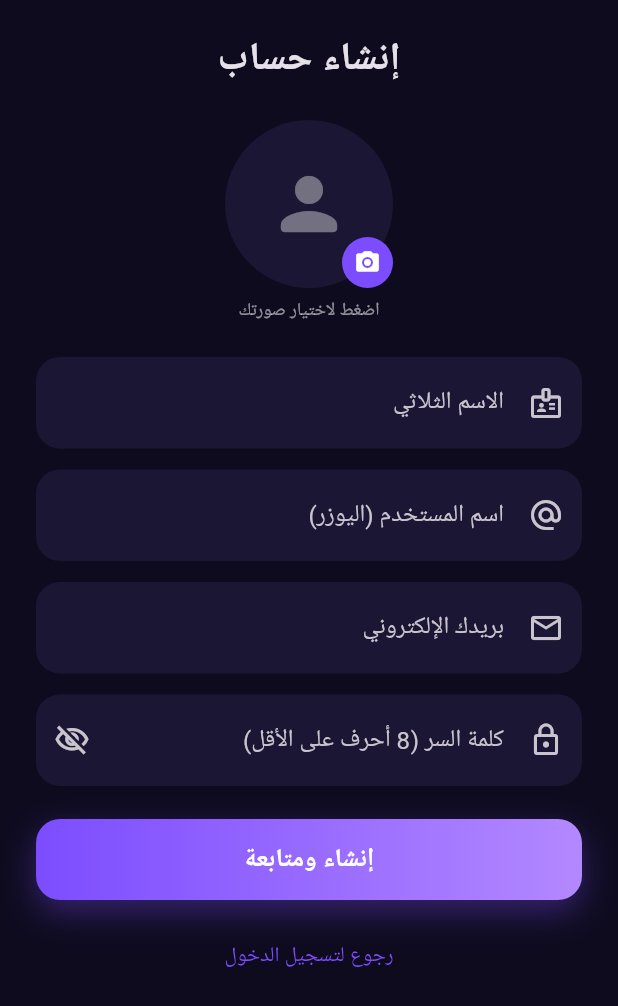
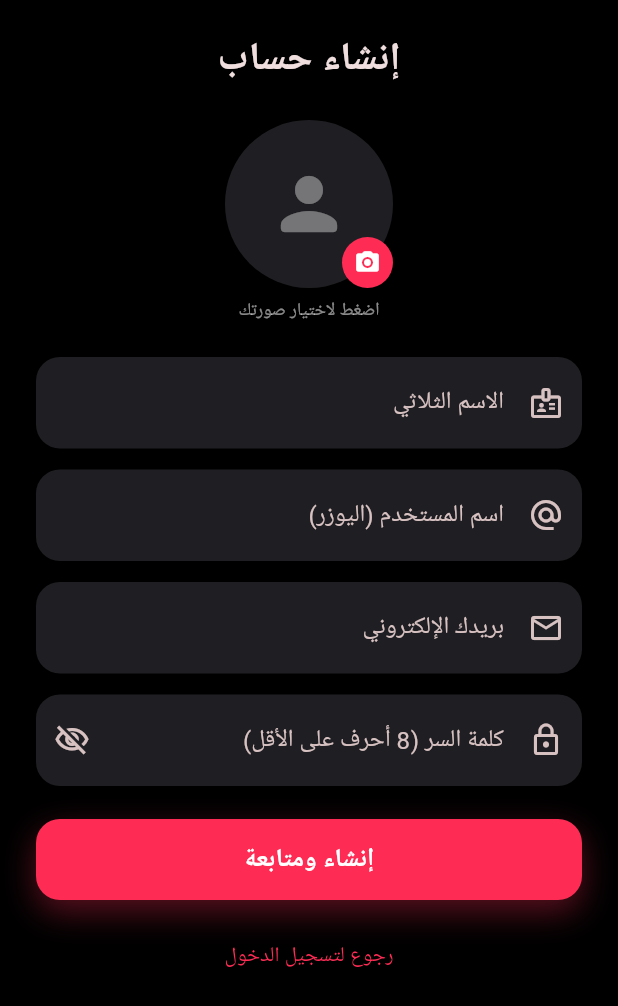
Before and after one commit to karrarkoqw4v-ux/-, a Flutter app: the screen it shows after launch, after a tap on "إنشاء حساب", on a phone screen of 412 x 824 dp. Shown: the top 1006 px of the screen. Run offline on Flutter 3.47's test engine with Material 3 defaults, Android fonts, the phone set to English and light mode, and no system bars; our stand-ins replace image_cropper, image_picker, shared_preferences, video_player; network calls fail.

Commit message:
Switch to TikTok palette and system font
Co-Authored-By: Claude Sonnet 5.5 <noreply@anthropic.com>
Claude-Session: https://claude.ai/code/session_01N6c9u912eeEXPPBNT32Pm8

```diff
--- a/app/lib/login_screen.dart
+++ b/app/lib/login_screen.dart
@@ -71,7 +71,7 @@ class _LoginScreenState extends State<LoginScreen> {
                       child: const Text('نسيت كلمة السر؟'),
                     ),
                   ),
-                  if (_error != null) Padding(padding: const EdgeInsets.only(bottom: 10), child: Text(_error!, style: const TextStyle(color: Color(0xFFFF5C7A)))),
+                  if (_error != null) Padding(padding: const EdgeInsets.only(bottom: 10), child: Text(_error!, style: const TextStyle(color: Color(0xFFFFB84D)))),
                   GradientButton(text: 'دخول ومتابعة', loading: _loading, onPressed: _submit),
                   const SizedBox(height: 22),
                   Row(mainAxisAlignment: MainAxisAlignment.center, children: [
--- a/app/lib/register_screen.dart
+++ b/app/lib/register_screen.dart
@@ -126,7 +126,7 @@ class _RegisterScreenState extends State<RegisterScreen> {
                     helperStyle: const TextStyle(color: Colors.greenAccent),
                     suffixIcon: _checking
                         ? const Padding(padding: EdgeInsets.all(14), child: SizedBox(width: 18, height: 18, child: CircularProgressIndicator(strokeWidth: 2)))
-                        : _userOk ? const Icon(Icons.check_circle, color: Colors.greenAccent) : (_userError != null ? const Icon(Icons.cancel, color: Color(0xFFFF5C7A)) : null),
+                        : _userOk ? const Icon(Icons.check_circle, color: Colors.greenAccent) : (_userError != null ? const Icon(Icons.cancel, color: Color(0xFFFFB84D)) : null),
                   ),
                   validator: (v) => (v ?? '').trim().isEmpty ? 'اكتب اسم المستخدم' : null,
                 ),
@@ -151,7 +151,7 @@ class _RegisterScreenState extends State<RegisterScreen> {
                   validator: (v) => (v ?? '').length >= 8 ? null : 'كلمة السر 8 أحرف على الأقل',
                 ),
                 const SizedBox(height: 22),
-                if (_serverError != null) Padding(padding: const EdgeInsets.only(bottom: 10), child: Text(_serverError!, style: const TextStyle(color: Color(0xFFFF5C7A)))),
+                if (_serverError != null) Padding(padding: const EdgeInsets.only(bottom: 10), child: Text(_serverError!, style: const TextStyle(color: Color(0xFFFFB84D)))),
                 GradientButton(text: 'إنشاء ومتابعة', loading: _loading, onPressed: _submit),
                 const SizedBox(height: 14),
                 TextButton(onPressed: () => Navigator.pop(context), child: const Text('رجوع لتسجيل الدخول', style: TextStyle(color: brand))),
--- a/app/lib/theme.dart
+++ b/app/lib/theme.dart
@@ -1,11 +1,13 @@
 import 'package:flutter/material.dart';
 
-const brand = Color(0xFF7C4DFF);
-const brandDark = Color(0xFF5B2EE6);
-const bgDark = Color(0xFF0E0B1F);
-const fieldFill = Color(0xFF1A1633);
+const brand = Color(0xFFFE2C55); // أحمر تيك توك
+const cyan = Color(0xFF25F4EE); // سماوي تيك توك
+const brandDark = Color(0xFFD91E46);
+const bgDark = Color(0xFF000000);
+const fieldFill = Color(0xFF1F1F23);
 
 ThemeData buildTheme() => ThemeData(
+      // بدون fontFamily = خط النظام الأصلي (Roboto + خط العربي الافتراضي بأندرويد)
       brightness: Brightness.dark,
       useMaterial3: true,
       colorScheme: ColorScheme.fromSeed(seedColor: brand, brightness: Brightness.dark),
@@ -17,8 +19,8 @@ ThemeData buildTheme() => ThemeData(
         border: OutlineInputBorder(borderRadius: BorderRadius.circular(16), borderSide: BorderSide.none),
         enabledBorder: OutlineInputBorder(borderRadius: BorderRadius.circular(16), borderSide: BorderSide.none),
         focusedBorder: OutlineInputBorder(borderRadius: BorderRadius.circular(16), borderSide: const BorderSide(color: brand, width: 1.6)),
-        errorBorder: OutlineInputBorder(borderRadius: BorderRadius.circular(16), borderSide: const BorderSide(color: Color(0xFFFF5C7A))),
-        focusedErrorBorder: OutlineInputBorder(borderRadius: BorderRadius.circular(16), borderSide: const BorderSide(color: Color(0xFFFF5C7A), width: 1.6)),
+        errorBorder: OutlineInputBorder(borderRadius: BorderRadius.circular(16), borderSide: const BorderSide(color: Color(0xFFFFB84D))),
+        focusedErrorBorder: OutlineInputBorder(borderRadius: BorderRadius.circular(16), borderSide: const BorderSide(color: Color(0xFFFFB84D), width: 1.6)),
       ),
     );
 
@@ -33,7 +35,7 @@ class GradientButton extends StatelessWidget {
         height: 54,
         child: DecoratedBox(
           decoration: BoxDecoration(
-            gradient: const LinearGradient(colors: [brand, Color(0xFFB388FF)]),
+            gradient: const LinearGradient(colors: [brand, brand]),
             borderRadius: BorderRadius.circular(16),
             boxShadow: [BoxShadow(color: brand.withOpacity(.35), blurRadius: 18, offset: const Offset(0, 8))],
           ),
@@ -60,12 +62,21 @@ class AuthLogo extends StatelessWidget {
           width: 76,
           height: 76,
           decoration: BoxDecoration(
-            gradient: const LinearGradient(colors: [brand, Color(0xFFFF6FB5)], begin: Alignment.topRight, end: Alignment.bottomLeft),
+            color: Colors.black,
+            border: Border.all(color: Colors.white12),
             borderRadius: BorderRadius.circular(24),
           ),
-          child: const Icon(Icons.groups_rounded, size: 42, color: Colors.white),
+          child: Stack(alignment: Alignment.center, children: [
+            Transform(transform: Matrix4Translate.shift(-2.5, -2.5), child: const Icon(Icons.groups_rounded, size: 42, color: cyan)),
+            Transform(transform: Matrix4Translate.shift(2.5, 2.5), child: const Icon(Icons.groups_rounded, size: 42, color: brand)),
+            Icon(Icons.groups_rounded, size: 42, color: Colors.white),
+          ]),
         ),
         const SizedBox(height: 14),
         const Text('جماعتكم', style: TextStyle(fontSize: 30, fontWeight: FontWeight.w800)),
       ]);
 }
+
+class Matrix4Translate {
+  static Matrix4 shift(double x, double y) => Matrix4.translationValues(x, y, 0);
+}
```
Also changed, not shown: mockups/1-login.png, mockups/2-login-filled.png, mockups/3-register.png, mockups/4-pick-photo.png, mockups/5-crop-fixed-size.png, mockups/6-register-username-available.png, mockups/7-register-errors.png, mockups/8-forgot-password.png, 1 other file.
